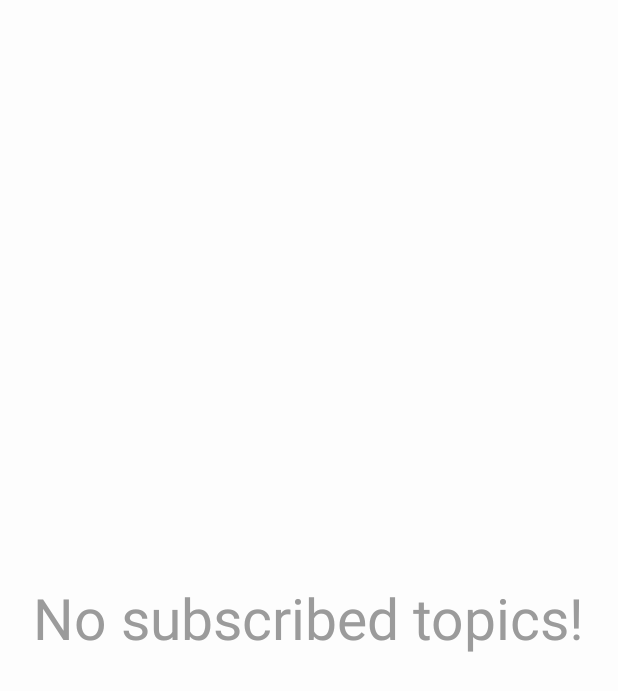
After one commit to liujson/mqtt-client-ui, an Android app: the fragment MqttSubscribedTopicsFragment shown on its own in the app's theme, on a phone screen of 412 x 824 dp. The commit adds this screen. Shown: the top 691 px of the screen. Run offline under Robolectric (Android 15) with nearby library versions, the phone set to English and light mode, and no system bars; our stand-ins replace EventBus, RxJava, data binding; libraries missing offline, so code that uses them is left out: com.ubains.android; pictures from the network do not load; 1 statement that could not run was skipped.

Commit message:
[Feat] SSL 应用内配置；添加已订阅主题显示 ui-libmqtt-0.0.17 ↑

```diff
--- a/app/src/main/java/cn/liujson/client/ui/PreviewMainActivity.java
+++ b/app/src/main/java/cn/liujson/client/ui/PreviewMainActivity.java
@@ -28,6 +28,7 @@ import com.lxj.xpopup.core.BasePopupView;
 import com.lxj.xpopup.interfaces.SimpleCallback;
 import com.ubains.lib.mqtt.mod.provider.event.MqttBindChangeEvent;
 import com.ubains.lib.mqtt.mod.service.MqttMgr;
+import com.ubains.lib.mqtt.mod.ui.MqttSubscribedTopicsFragment;
 import com.ubains.lib.mqtt.mod.ui.MqttWorkingStatusFragment;
 
 import net.lucode.hackware.magicindicator.FragmentContainerHelper;
@@ -81,7 +82,7 @@ public class PreviewMainActivity extends BaseActivity implements PreviewMainView
 
     private static final String TAG = "PreviewMainActivity";
 
-    public static final String[] mTitleList = new String[]{"Publish", "Topics", "Status", "Log"};
+    public static final String[] mTitleList = new String[]{"Publish", "Topics", "Status","Subscribed", "Log"};
 
     private ActivityPreviewMainBinding viewDataBinding;
 
@@ -217,12 +218,14 @@ public class PreviewMainActivity extends BaseActivity implements PreviewMainView
         PublishFragment publishFragment = PublishFragment.newInstance();
         TopicsFragment topicsFragment = TopicsFragment.newInstance();
         MqttWorkingStatusFragment workingStatusFragment = MqttWorkingStatusFragment.newInstance();
+        MqttSubscribedTopicsFragment subscribedTopicsFragment = MqttSubscribedTopicsFragment.newInstance();
         LogPreviewFragment logPreviewFragment = LogPreviewFragment.newInstance();
 
         ArrayList<Fragment> fragmentList = new ArrayList<>();
         fragmentList.add(publishFragment);
         fragmentList.add(topicsFragment);
         fragmentList.add(workingStatusFragment);
+        fragmentList.add(subscribedTopicsFragment);
         fragmentList.add(logPreviewFragment);
 
         viewDataBinding.mViewPager.setAdapter(new PageFragmentStateAdapter(getSupportFragmentManager(), getLifecycle(), fragmentList));
--- a/ui-libmqtt/build.gradle
+++ b/ui-libmqtt/build.gradle
@@ -6,7 +6,7 @@ android {
 
     libraryVariants.all { variant ->
         variant.outputs.all {
-            def fileName = "ui-libmqtt-0.0.16.aar"
+            def fileName = "ui-libmqtt-0.0.17.aar"
             outputFileName = fileName
         }
     }
--- a/ui-libmqtt/src/main/java/com/ubains/lib/mqtt/mod/service/MqttMgr.java
+++ b/ui-libmqtt/src/main/java/com/ubains/lib/mqtt/mod/service/MqttMgr.java
@@ -212,6 +212,8 @@ public class MqttMgr {
          * 连接属性序列化对象
          */
         IConnectionProfileStore profileStore;
+
+
 
         /**
          * 初始化的时候进行连接
@@ -511,8 +513,7 @@ public class MqttMgr {
             }
             emitter.onComplete();
         }).doOnSubscribe(disposable -> {
-            final boolean b = isConnecting.getAndSet(true);
-            if (b) {
+            if (!isConnecting.compareAndSet(false, true)) {
                 Log.d(TAG, "connectTo:connecting dispose....");
                 disposable.dispose();
             }
--- /dev/null
+++ b/ui-libmqtt/src/main/java/com/ubains/lib/mqtt/mod/ui/MqttSubscribedTopicsFragment.java
@@ -0,0 +1,94 @@
+package com.ubains.lib.mqtt.mod.ui;
+
+import android.os.Bundle;
+import android.view.LayoutInflater;
+import android.view.View;
+import android.view.ViewGroup;
+import android.widget.ArrayAdapter;
+import android.widget.SimpleAdapter;
+
+import androidx.annotation.NonNull;
+import androidx.annotation.Nullable;
+import androidx.databinding.ObservableBoolean;
+import androidx.fragment.app.Fragment;
+import androidx.swiperefreshlayout.widget.SwipeRefreshLayout;
+
+import com.ubains.android.ubutil.comm.ToastUtils;
+import com.ubains.lib.mqtt.mod.databinding.FragmentMqttSubscribedTopicsBinding;
+import com.ubains.lib.mqtt.mod.ui.vm.MqttSubscribedTopicsViewModel;
+
+import java.util.concurrent.TimeUnit;
+
+import io.reactivex.Observable;
+import io.reactivex.android.schedulers.AndroidSchedulers;
+import io.reactivex.disposables.Disposable;
+
+/**
+ * 已经订阅的主题列表
+ *
+ * @author liujson
+ * @date 2022/10/21.
+ */
+public class MqttSubscribedTopicsFragment extends Fragment implements SwipeRefreshLayout.OnRefreshListener {
+
+    private FragmentMqttSubscribedTopicsBinding binding;
+    private Disposable refreshingDisposable;
+    private ArrayAdapter<String> mArrayAdapter;
+
+    public static MqttSubscribedTopicsFragment newInstance() {
+        return new MqttSubscribedTopicsFragment();
+    }
+
+
+    @Nullable
+    @Override
+    public View onCreateView(@NonNull LayoutInflater inflater, @Nullable ViewGroup container, @Nullable Bundle savedInstanceState) {
+        binding = FragmentMqttSubscribedTopicsBinding.inflate(inflater, container, false);
+        binding.setVm(new MqttSubscribedTopicsViewModel());
+        binding.swipe.setOnRefreshListener(this);
+        binding.listTopics.setAdapter(mArrayAdapter = new ArrayAdapter<>(requireContext(),
+                android.R.layout.simple_list_item_1,
+                binding.getVm().dataList));
+        return binding.getRoot();
+    }
+
+    @Override
+    public void onViewCreated(@NonNull View view, @Nullable Bundle savedInstanceState) {
+        super.onViewCreated(view, savedInstanceState);
+        binding.getVm().refreshData(mArrayAdapter);
+    }
+
+    @Override
+    public void onResume() {
+        super.onResume();
+        if (binding.getVm() != null && mArrayAdapter != null) {
+            binding.getVm().refreshData(mArrayAdapter);
+        }
+    }
+
+    @Override
+    public void onRefresh() {
+        ToastUtils.showToast("Refreshing...");
+        refreshingDisposable = Observable.timer(2, TimeUnit.SECONDS)
+                .observeOn(AndroidSchedulers.mainThread())
+                .subscribe(time -> {
+                    refreshingDisposable = null;
+                    binding.swipe.setRefreshing(false);
+                    if (binding.getVm() != null && mArrayAdapter != null) {
+                        binding.getVm().refreshData(mArrayAdapter);
+                    }
+                }, throwable -> {
+                    refreshingDisposable = null;
+                    ToastUtils.showToast("Refresh failure.");
+                    binding.swipe.setRefreshing(false);
+                });
+    }
+
+    @Override
+    public void onDestroy() {
+        super.onDestroy();
+        if (refreshingDisposable != null) {
+            refreshingDisposable.dispose();
+        }
+    }
+}
--- /dev/null
+++ b/ui-libmqtt/src/main/java/com/ubains/lib/mqtt/mod/ui/vm/MqttSubscribedTopicsViewModel.java
@@ -0,0 +1,68 @@
+package com.ubains.lib.mqtt.mod.ui.vm;
+
+import android.util.Pair;
+import android.widget.ArrayAdapter;
+import android.widget.SimpleAdapter;
+
+import androidx.databinding.BaseObservable;
+import androidx.databinding.ObservableBoolean;
+
+import com.ubains.lib.mqtt.mod.service.MqttMgr;
+
+import java.util.ArrayList;
+import java.util.Collections;
+import java.util.List;
+import java.util.function.Function;
+import java.util.stream.Collectors;
+
+import cn.liujson.lib.mqtt.api.QoS;
+import cn.liujson.lib.mqtt.service.rx.RxPahoClient;
+
+
+/**
+ * @author liujson
+ * @date 2022/10/21.
+ */
+public class MqttSubscribedTopicsViewModel extends BaseObservable {
+
+    public final ObservableBoolean noDataVisible = new ObservableBoolean(false);
+
+    public final List<String> dataList = new ArrayList<>();
+
+
+
+    public List<String> getTopics() {
+        if (!MqttMgr.instance().isBind() ||
+                !MqttMgr.instance().isInstalled() ||
+                !MqttMgr.instance().isConnected()) {
+            setNoDataVisible(true);
+            return Collections.emptyList();
+        }
+        final RxPahoClient client = MqttMgr.instance().getClient();
+        final List<Pair<String, QoS>> activeSubs = client.getActiveSubs();
+        final List<String> collect = activeSubs.stream()
+                .map(stringQoSPair -> stringQoSPair.first)
+                .collect(Collectors.toList());
+        if (collect.isEmpty()) {
+            setNoDataVisible(true);
+            return Collections.emptyList();
+        }
+        setNoDataVisible(false);
+        return collect;
+    }
+
+
+    public void setNoDataVisible(boolean b) {
+        noDataVisible.set(b);
+    }
+
+    /**
+     * 刷新状态
+     */
+    public void refreshData(ArrayAdapter<String> simpleAdapter) {
+        dataList.clear();
+        final List<String> topics = getTopics();
+        dataList.addAll(topics);
+        simpleAdapter.notifyDataSetChanged();
+    }
+}
--- /dev/null
+++ b/ui-libmqtt/src/main/res/layout/fragment_mqtt_subscribed_topics.xml
@@ -0,0 +1,50 @@
+<?xml version="1.0" encoding="utf-8"?>
+<layout xmlns:android="http://schemas.android.com/apk/res/android">
+
+    <data>
+
+        <import type="android.view.View" />
+
+        <variable
+            name="vm"
+            type="com.ubains.lib.mqtt.mod.ui.vm.MqttSubscribedTopicsViewModel" />
+    </data>
+
+
+    <androidx.swiperefreshlayout.widget.SwipeRefreshLayout
+        android:id="@+id/swipe"
+        android:layout_width="match_parent"
+        android:layout_height="match_parent"
+        android:background="#FDFDFD">
+
+        <FrameLayout
+            android:layout_width="match_parent"
+            android:paddingStart="10dp"
+            android:paddingTop="15dp"
+            android:paddingEnd="10dp"
+            android:paddingBottom="15dp"
+            android:layout_height="match_parent">
+
+            <RelativeLayout
+                android:id="@+id/rl_no_data"
+                android:layout_width="match_parent"
+                android:layout_height="match_parent"
+                android:visibility="@{vm.noDataVisible?View.VISIBLE:View.GONE}">
+
+                <TextView
+                    android:layout_width="wrap_content"
+                    android:layout_height="wrap_content"
+                    android:layout_centerInParent="true"
+                    android:text="No subscribed topics!"
+                    android:textColor="#9B9B9B"
+                    android:textSize="38sp" />
+            </RelativeLayout>
+
+            <ListView
+                android:id="@+id/list_topics"
+                android:layout_width="match_parent"
+                android:layout_height="match_parent"
+                android:visibility="@{vm.noDataVisible?View.GONE:View.VISIBLE}" />
+        </FrameLayout>
+    </androidx.swiperefreshlayout.widget.SwipeRefreshLayout>
+</layout>
```
Also changed, not shown: ui-libmqtt/src/main/java/com/ubains/lib/mqtt/mod/ui/MqttSettingFragment.java (+5 -2 lines), ui-libmqtt/src/main/java/com/ubains/lib/mqtt/mod/util/LibMqttUtils.java (+37 -3 lines), 1 other file.
